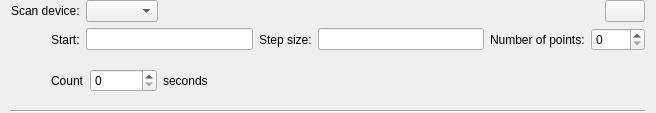
First picture: the form in lib/nicos/clients/gui/panels/cmdlets/scan.ui, repository mlz-ictrl/nicos, before the edit.
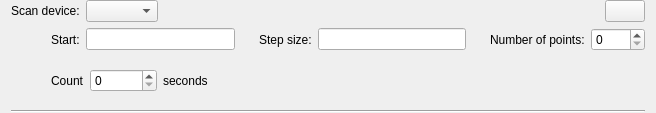
Second picture: the form after the edit. Icons and pictures are not drawn.

Commit message: gui: display unit behind value boxes for move/scan

Diff of the .ui file:
```diff
--- a/lib/nicos/clients/gui/panels/cmdlets/scan.ui
+++ b/lib/nicos/clients/gui/panels/cmdlets/scan.ui
@@ -92,6 +92,29 @@
      <item>
       <widget class="QLineEdit" name="start"/>
      </item>
+     <item>
+      <widget class="QLabel" name="unit1">
+       <property name="text">
+        <string/>
+       </property>
+      </widget>
+     </item>
+     <item>
+      <spacer name="horizontalSpacer_5">
+       <property name="orientation">
+        <enum>Qt::Horizontal</enum>
+       </property>
+       <property name="sizeType">
+        <enum>QSizePolicy::Fixed</enum>
+       </property>
+       <property name="sizeHint" stdset="0">
+        <size>
+         <width>5</width>
+         <height>1</height>
+        </size>
+       </property>
+      </spacer>
+     </item>
      <item>
       <widget class="QLabel" name="label_3">
        <property name="text">
@@ -102,6 +125,29 @@
      <item>
       <widget class="QLineEdit" name="step"/>
      </item>
+     <item>
+      <widget class="QLabel" name="unit2">
+       <property name="text">
+        <string/>
+       </property>
+      </widget>
+     </item>
+     <item>
+      <spacer name="horizontalSpacer_6">
+       <property name="orientation">
+        <enum>Qt::Horizontal</enum>
+       </property>
+       <property name="sizeType">
+        <enum>QSizePolicy::Fixed</enum>
+       </property>
+       <property name="sizeHint" stdset="0">
+        <size>
+         <width>5</width>
+         <height>1</height>
+        </size>
+       </property>
+      </spacer>
+     </item>
      <item>
       <widget class="QLabel" name="label_4">
        <property name="text">
```
The commit also changes 4 other files.
